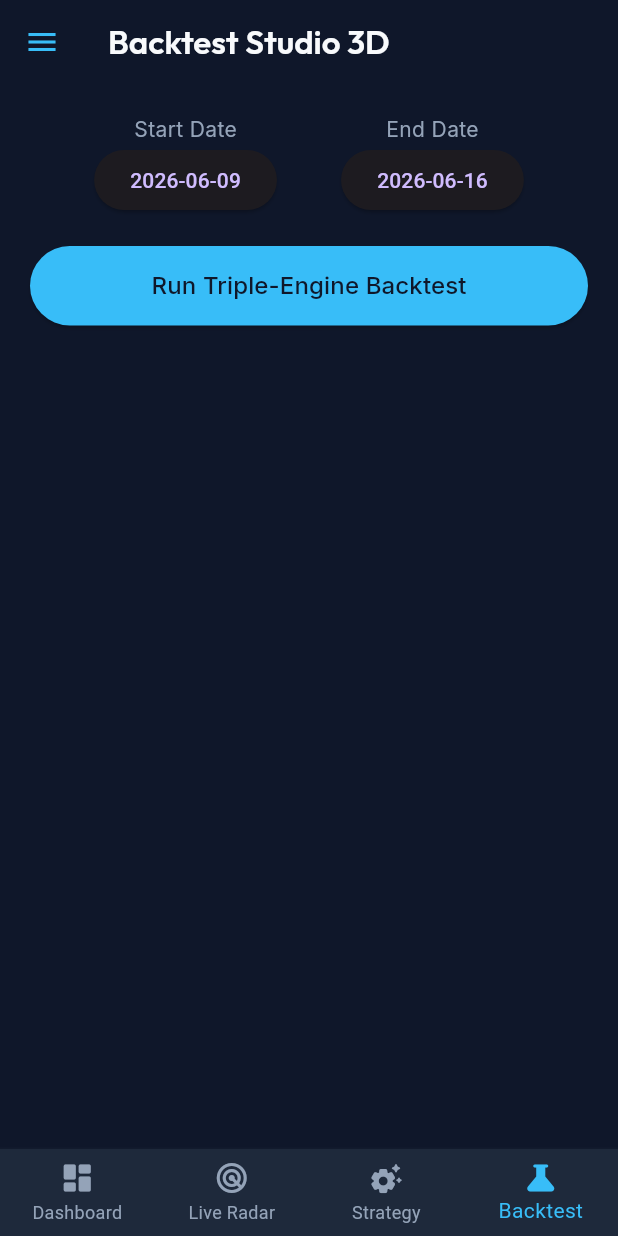
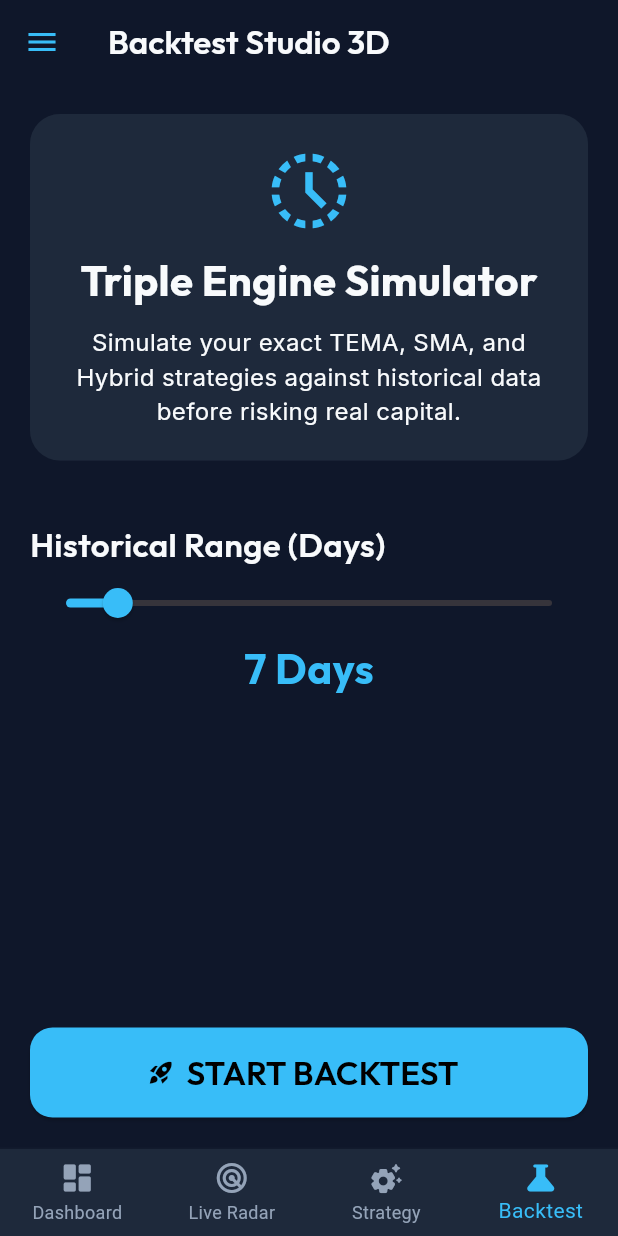
Before and after one commit to mahmoud97rmd/Tr1, a Flutter app: the screen it shows after launch, item 4 of the bottom bar chosen, on a phone screen of 412 x 824 dp. Run offline on Flutter 3.47's test engine with Material 3 defaults, Android fonts, the light colour scheme and no system bars; drawn by our look-alikes of flutter_animate; our stand-ins replace dio, flutter_riverpod, glassmorphism, google_fonts, local_auth, percent_indicator; network calls fail.

Commit message:
Wire up Backtest Studio endpoints and fix WebSocket broadcast

```diff
--- a/lib/core/api/api_client.dart
+++ b/lib/core/api/api_client.dart
@@ -33,4 +33,13 @@ class ApiClient {
   Future<void> updateConfig(Map<String, dynamic> config) async {
     await _dio.put('/api/config', data: config);
   }
+
+  Future<void> startBacktest(int days) async {
+    await _dio.post('/api/backtest/start', data: {'days': days});
+  }
+
+  Future<Map<String, dynamic>> getBacktestStatus() async {
+    final response = await _dio.get('/api/backtest/status');
+    return response.data;
+  }
 }
--- a/lib/core/api/ws_client.dart
+++ b/lib/core/api/ws_client.dart
@@ -10,10 +10,14 @@ class WsClient {
   // You would replace this with your actual Render/VPS websocket URL
   final String _wsUrl = const String.fromEnvironment('WS_URL', defaultValue: 'ws://192.168.1.100:10000/ws/stream');
 
-  Stream<dynamic>? get stream => _channel?.stream.map((event) => jsonDecode(event));
+  Stream<dynamic>? _broadcastStream;
+
+  Stream<dynamic>? get stream => _broadcastStream;
 
   void connect() {
+    if (_channel != null) return;
     _channel = WebSocketChannel.connect(Uri.parse(_wsUrl));
+    _broadcastStream = _channel!.stream.asBroadcastStream().map((event) => jsonDecode(event));
   }
 
   void disconnect() {
--- a/lib/features/backtest_studio/presentation/backtest_studio_screen.dart
+++ b/lib/features/backtest_studio/presentation/backtest_studio_screen.dart
@@ -1,9 +1,10 @@
+import 'dart:async';
 import 'package:flutter/material.dart';
 import 'package:flutter_riverpod/flutter_riverpod.dart';
-import 'package:percent_indicator/linear_percent_indicator.dart';
+import 'package:flutter_animate/flutter_animate.dart';
+import '../../../../core/api/api_client.dart';
 import '../../../../core/theme/app_colors.dart';
 import '../../../../core/theme/text_styles.dart';
-import '../../../../core/api/ws_client.dart';
 
 class BacktestStudioScreen extends ConsumerStatefulWidget {
   const BacktestStudioScreen({super.key});
@@ -13,20 +14,55 @@ class BacktestStudioScreen extends ConsumerStatefulWidget {
 }
 
 class _BacktestStudioScreenState extends ConsumerState<BacktestStudioScreen> {
-  DateTime _startDate = DateTime.now().subtract(const Duration(days: 7));
-  DateTime _endDate = DateTime.now();
+  int _days = 7;
   bool _isRunning = false;
+  double _progress = 0.0;
+  String _phase = 'Idle';
+  Timer? _timer;
+
+  void _startBacktest() async {
+    final api = ref.read(apiClientProvider);
+    try {
+      await api.startBacktest(_days);
+      setState(() {
+        _isRunning = true;
+        _progress = 0.0;
+        _phase = 'Initializing...';
+      });
+      _timer = Timer.periodic(const Duration(seconds: 2), (t) => _checkStatus());
+    } catch (e) {
+      ScaffoldMessenger.of(context).showSnackBar(SnackBar(content: Text('Error: $e')));
+    }
+  }
+
+  void _checkStatus() async {
+    final api = ref.read(apiClientProvider);
+    try {
+      final status = await api.getBacktestStatus();
+      if (status['status'] == 'idle') {
+        _timer?.cancel();
+        setState(() {
+          _isRunning = false;
+          _progress = 1.0;
+          _phase = 'Completed! Check Telegram for Results.';
+        });
+      } else if (status['status'] == 'running') {
+        setState(() {
+          _progress = (status['progress'] ?? 0) / 100.0;
+          _phase = status['phase'] ?? 'Simulating...';
+        });
+      }
+    } catch (_) {}
+  }
 
   @override
-  void initState() {
-    super.initState();
-    ref.read(wsClientProvider).connect();
+  void dispose() {
+    _timer?.cancel();
+    super.dispose();
   }
 
   @override
   Widget build(BuildContext context) {
-    final wsStream = ref.watch(wsClientProvider).stream;
-
     return Scaffold(
       backgroundColor: AppColors.backgroundDark,
       appBar: AppBar(
@@ -44,97 +80,87 @@ class _BacktestStudioScreenState extends ConsumerState<BacktestStudioScreen> {
         child: Column(
           crossAxisAlignment: CrossAxisAlignment.stretch,
           children: [
-            _buildDatePicker(context),
+            Container(
+              padding: const EdgeInsets.all(20),
+              decoration: BoxDecoration(
+                color: AppColors.surfaceDark,
+                borderRadius: BorderRadius.circular(20),
+                border: Border.all(color: AppColors.surfaceGlass, width: 1),
+              ),
+              child: Column(
+                children: [
+                  Icon(Icons.history_toggle_off, size: 60, color: AppColors.primaryNeon),
+                  const SizedBox(height: 10),
+                  Text('Triple Engine Simulator', style: AppTextStyles.heading1),
+                  const SizedBox(height: 10),
+                  Text(
+                    'Simulate your exact TEMA, SMA, and Hybrid strategies against historical data before risking real capital.',
+                    style: AppTextStyles.bodyText,
+                    textAlign: TextAlign.center,
+                  ),
+                ],
+              ),
+            ).animate().fade().scale(),
+            const SizedBox(height: 40),
+
+            Text('Historical Range (Days)', style: AppTextStyles.heading2),
+            Slider(
+              value: _days.toDouble(),
+              min: 1,
+              max: 60,
+              divisions: 59,
+              activeColor: AppColors.primaryNeon,
+              label: '$_days Days',
+              onChanged: _isRunning ? null : (val) => setState(() => _days = val.toInt()),
+            ),
+            Center(
+              child: Text(
+                '$_days Days',
+                style: AppTextStyles.heading1.copyWith(color: AppColors.primaryNeon),
+              ),
+            ),
+
+            const Spacer(),
+
+            if (_isRunning) ...[
+              Text(_phase, style: AppTextStyles.bodyText, textAlign: TextAlign.center),
+              const SizedBox(height: 10),
+              LinearProgressIndicator(
+                value: _progress,
+                backgroundColor: AppColors.surfaceGlass,
+                color: AppColors.primaryNeon,
+                minHeight: 10,
+                borderRadius: BorderRadius.circular(10),
+              ),
+              const SizedBox(height: 10),
+              Text('${(_progress * 100).toStringAsFixed(1)}%', style: AppTextStyles.caption, textAlign: TextAlign.center),
+            ] else if (_progress >= 1.0) ...[
+              Text(_phase, style: AppTextStyles.bodyText.copyWith(color: AppColors.successGreen), textAlign: TextAlign.center),
+            ],
+
             const SizedBox(height: 20),
-            ElevatedButton(
-              onPressed: _isRunning ? null : () => setState(() => _isRunning = true),
-              style: ElevatedButton.styleFrom(
-                backgroundColor: AppColors.primaryNeon,
-                padding: const EdgeInsets.all(15),
+
+            SizedBox(
+              height: 60,
+              child: ElevatedButton.icon(
+                onPressed: _isRunning ? null : _startBacktest,
+                icon: _isRunning
+                    ? const SizedBox(width: 20, height: 20, child: CircularProgressIndicator(color: Colors.white, strokeWidth: 2))
+                    : const Icon(Icons.rocket_launch, color: Colors.black),
+                label: Text(
+                  _isRunning ? 'SIMULATING...' : 'START BACKTEST',
+                  style: AppTextStyles.heading2.copyWith(color: _isRunning ? Colors.white : Colors.black)
+                ),
+                style: ElevatedButton.styleFrom(
+                  backgroundColor: AppColors.primaryNeon,
+                  disabledBackgroundColor: AppColors.surfaceGlass,
+                  shape: RoundedRectangleBorder(borderRadius: BorderRadius.circular(15)),
+                ),
               ),
-              child: Text('Run Triple-Engine Backtest', style: AppTextStyles.bodyText.copyWith(color: AppColors.backgroundDark)),
-            ),
-            const SizedBox(height: 40),
-            if (_isRunning) _buildProgressListener(wsStream),
+            ).animate().slideY(begin: 0.5),
           ],
         ),
       ),
     );
   }
-
-  Widget _buildDatePicker(BuildContext context) {
-    return Row(
-      mainAxisAlignment: MainAxisAlignment.spaceEvenly,
-      children: [
-        Column(
-          children: [
-            Text('Start Date', style: AppTextStyles.caption),
-            ElevatedButton(
-              onPressed: () {}, // date picker logic
-              child: Text('${_startDate.toLocal()}'.split(' ')[0]),
-            ),
-          ],
-        ),
-        Column(
-          children: [
-            Text('End Date', style: AppTextStyles.caption),
-            ElevatedButton(
-              onPressed: () {}, // date picker logic
-              child: Text('${_endDate.toLocal()}'.split(' ')[0]),
-            ),
-          ],
-        ),
-      ],
-    );
-  }
-
-  Widget _buildProgressListener(Stream<dynamic>? stream) {
-    if (stream == null) return const Center(child: CircularProgressIndicator());
-    return StreamBuilder<dynamic>(
-      stream: stream.where((event) => event['type'] == 'backtest_progress' || event['type'] == 'backtest_done'),
-      builder: (context, snapshot) {
-        if (!snapshot.hasData) {
-          return const LinearProgressIndicator(color: AppColors.primaryNeon);
-        }
-
-        final event = snapshot.data;
-        if (event['type'] == 'backtest_done') {
-          return Column(
-            children: [
-              Text('Backtest Complete!', style: AppTextStyles.heading2.copyWith(color: AppColors.successGreen)),
-              const SizedBox(height: 10),
-              ElevatedButton.icon(
-                onPressed: () {},
-                icon: const Icon(Icons.download),
-                label: const Text('Download Excel Report'),
-              )
-            ],
-          );
-        }
-
-        final data = event['data'] as Map<String, dynamic>;
-        final phase = data['phase'] ?? 'Starting...';
-        final barsDone = data['bars_done'] ?? 0;
-        final barsTotal = data['bars_total'] ?? 1;
-        final pct = (barsDone / barsTotal).clamp(0.0, 1.0);
-
-        return Column(
-          crossAxisAlignment: CrossAxisAlignment.start,
-          children: [
-            Text('Phase: $phase', style: AppTextStyles.bodyText),
-            const SizedBox(height: 10),
-            LinearPercentIndicator(
-              lineHeight: 14.0,
-              percent: pct,
-              backgroundColor: AppColors.surfaceDark,
-              progressColor: AppColors.primaryNeon,
-              barRadius: const Radius.circular(10),
-            ),
-            const SizedBox(height: 10),
-            Text('W: ${data['win']} | L: ${data['loss']} | PnL: \$${data['profit']}', style: AppTextStyles.bodyText),
-          ],
-        );
-      },
-    );
-  }
 }
```
